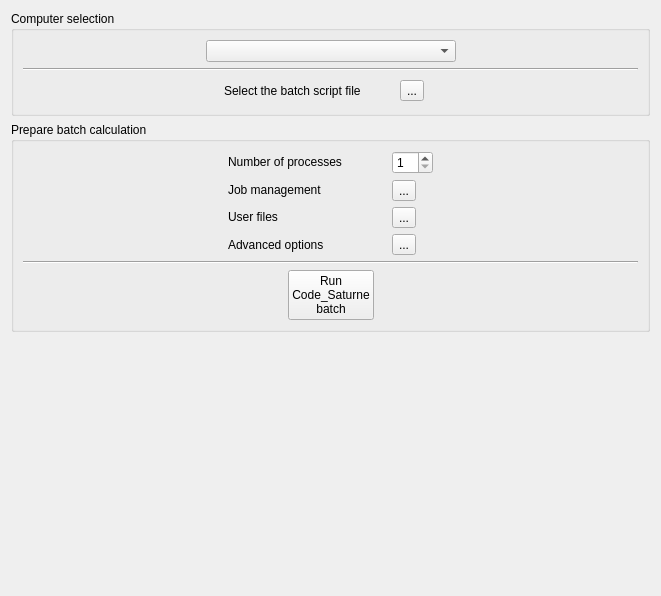
Old version of the form gui/Pages/BatchRunningForm.ui in the repository code-saturne/code_saturne.
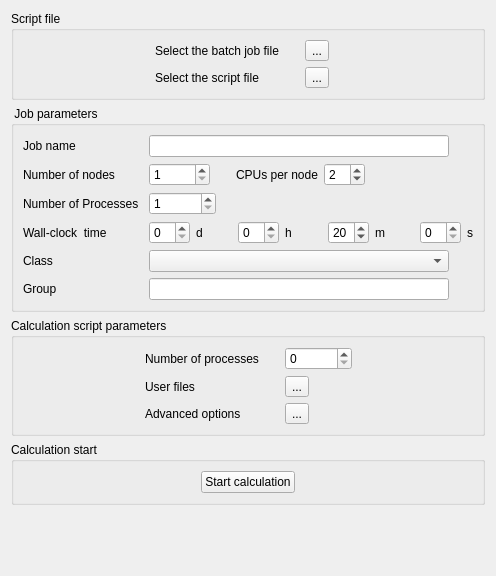
New version of the form. Icons and pictures are not drawn.

Commit message: Handle multiple batch systems through the GUI depending on the configuration file.

Patch:
```diff
--- a/gui/Pages/BatchRunningForm.ui
+++ b/gui/Pages/BatchRunningForm.ui
@@ -5,14 +5,22 @@
    <rect>
     <x>0</x>
     <y>0</y>
-    <width>661</width>
-    <height>596</height>
+    <width>496</width>
+    <height>576</height>
    </rect>
   </property>
   <property name="windowTitle" >
    <string>Form</string>
   </property>
-  <layout class="QVBoxLayout" >
+  <property name="toolTip" >
+   <string>&lt;!DOCTYPE HTML PUBLIC "-//W3C//DTD HTML 4.0//EN" "http://www.w3.org/TR/REC-html40/strict.dtd">
+&lt;html>&lt;head>&lt;meta name="qrichtext" content="1" />&lt;style type="text/css">
+p, li { white-space: pre-wrap; }
+&lt;/style>&lt;/head>&lt;body style=" font-family:'Sans Serif'; font-size:9pt; font-weight:400; font-style:normal;">
+&lt;p style=" margin-top:0px; margin-bottom:0px; margin-left:0px; margin-right:0px; -qt-block-indent:0; text-indent:0px;">To obtain a list of defined groups, run &lt;span style=" font-weight:600; color:#0000ff;">xloadl&lt;/span>, then select&lt;/p>
+&lt;p style=" margin-top:0px; margin-bottom:0px; margin-left:0px; margin-right:0px; -qt-block-indent:0; text-indent:0px;">&lt;span style=" font-style:italic;">File -&amp;gt; Build a Job&lt;/span>, and check the group names in the &lt;span style=" font-style:italic;">Group&lt;/span> field.&lt;/p>&lt;/body>&lt;/html></string>
+  </property>
+  <layout class="QVBoxLayout" name="verticalLayout" >
    <item>
     <widget class="QGroupBox" name="groupBoxArchi" >
      <property name="minimumSize" >
@@ -22,7 +30,7 @@
       </size>
      </property>
      <property name="title" >
-      <string>Computer selection</string>
+      <string>Script file</string>
      </property>
      <layout class="QVBoxLayout" >
       <item>
@@ -34,72 +42,62 @@
           </property>
           <property name="sizeHint" stdset="0" >
            <size>
-            <width>16</width>
-            <height>21</height>
+            <width>20</width>
+            <height>27</height>
            </size>
           </property>
          </spacer>
         </item>
         <item>
-         <widget class="QComboBox" name="comboBoxArchi" >
-          <property name="minimumSize" >
-           <size>
-            <width>250</width>
-            <height>0</height>
-           </size>
-          </property>
-         </widget>
-        </item>
-        <item>
-         <spacer>
-          <property name="orientation" >
-           <enum>Qt::Horizontal</enum>
-          </property>
-          <property name="sizeHint" stdset="0" >
+         <layout class="QGridLayout" name="gridLayout" >
+          <item row="0" column="0" >
+           <widget class="QLabel" name="labelBatch" >
+            <property name="toolTip" >
+             <string>The batch command file name is searched for in </string>
+            </property>
+            <property name="text" >
+             <string>Select the batch job file</string>
+            </property>
+           </widget>
+          </item>
+          <item row="0" column="2" >
+           <widget class="QToolButton" name="toolButtonSearchBatch" >
+            <property name="toolTip" >
+             <string>Search for the script</string>
+            </property>
+            <property name="text" >
+             <string>...</string>
+            </property>
+            <property name="icon" >
+             <iconset resource="resources_pages.qrc" >
+              <normaloff>:/new/prefix1/icons/22x22/document-open.png</normaloff>:/new/prefix1/icons/22x22/document-open.png</iconset>
+            </property>
+            <property name="iconSize" >
            <size>
-            <width>20</width>
-            <height>20</height>
-           </size>
-          </property>
-         </spacer>
-        </item>
-       </layout>
-      </item>
-      <item>
-       <widget class="Line" name="lineArchi1" >
-        <property name="orientation" >
-         <enum>Qt::Horizontal</enum>
+              <width>22</width>
+              <height>22</height>
+             </size>
+            </property>
+           </widget>
+          </item>
+          <item row="0" column="3" >
+           <widget class="QLabel" name="labelBatchName" >
+            <property name="text" >
+             <string/>
         </property>
        </widget>
       </item>
-      <item>
-       <layout class="QHBoxLayout" >
-        <item>
-         <spacer>
-          <property name="orientation" >
-           <enum>Qt::Horizontal</enum>
-          </property>
-          <property name="sizeHint" stdset="0" >
-           <size>
-            <width>20</width>
-            <height>27</height>
-           </size>
-          </property>
-         </spacer>
-        </item>
-        <item>
-         <layout class="QHBoxLayout" >
-          <item>
-           <widget class="QLabel" name="labelLauncher" >
+          <item row="1" column="0" >
+           <widget class="QLabel" name="labelScript" >
             <property name="toolTip" >
              <string>The batch script file name is searched in </string>
             </property>
             <property name="text" >
-             <string>Select the batch script file</string>
+             <string>Select the script file</string>
             </property>
            </widget>
           </item>
-          <item>
+          <item row="1" column="1" >
            <spacer>
             <property name="orientation" >
              <enum>Qt::Horizontal</enum>
@@ -112,8 +110,8 @@
             </property>
            </spacer>
           </item>
-          <item>
-           <widget class="QToolButton" name="toolButtonSearch" >
+          <item row="1" column="2" >
+           <widget class="QToolButton" name="toolButtonSearchScript" >
             <property name="toolTip" >
              <string>Search the batch script</string>
             </property>
@@ -132,15 +130,15 @@
             </property>
            </widget>
           </item>
-         </layout>
-        </item>
-        <item>
-         <widget class="QLabel" name="labelFilename" >
+          <item row="1" column="3" >
+           <widget class="QLabel" name="labelScriptName" >
           <property name="text" >
            <string/>
           </property>
          </widget>
         </item>
+         </layout>
+        </item>
         <item>
          <spacer>
           <property name="orientation" >
@@ -160,115 +158,433 @@
     </widget>
    </item>
    <item>
-    <widget class="QGroupBox" name="groupBoxBatch" >
-     <property name="statusTip" >
-      <string/>
-     </property>
+    <widget class="QGroupBox" name="groupBoxJob" >
      <property name="title" >
-      <string>Prepare batch calculation</string>
+      <string> Job parameters</string>
      </property>
-     <layout class="QVBoxLayout" >
+     <layout class="QHBoxLayout" name="_2" >
       <item>
-       <layout class="QHBoxLayout" >
-        <item>
-         <spacer>
+       <spacer name="horizontalSpacer_2" >
           <property name="orientation" >
            <enum>Qt::Horizontal</enum>
           </property>
           <property name="sizeHint" stdset="0" >
            <size>
-            <width>20</width>
+          <width>30</width>
             <height>20</height>
            </size>
           </property>
          </spacer>
         </item>
         <item>
-         <layout class="QHBoxLayout" >
+       <layout class="QGridLayout" name="jobManagementLayout" >
+        <item row="0" column="0" >
+         <widget class="QLabel" name="labelJobName" >
+          <property name="text" >
+           <string>Job name</string>
+          </property>
+         </widget>
+        </item>
+        <item row="0" column="1" >
+         <spacer name="horizontalSpacer_8" >
+          <property name="orientation" >
+           <enum>Qt::Horizontal</enum>
+          </property>
+          <property name="sizeHint" stdset="0" >
+           <size>
+            <width>20</width>
+            <height>0</height>
+           </size>
+          </property>
+         </spacer>
+        </item>
+        <item row="0" column="2" >
+         <layout class="QHBoxLayout" name="horizontalLayout" >
           <item>
-           <layout class="QVBoxLayout" >
+           <widget class="QLineEdit" name="lineEditJobName" >
+            <property name="minimumSize" >
+             <size>
+              <width>300</width>
+              <height>0</height>
+             </size>
+            </property>
+           </widget>
+          </item>
             <item>
+           <spacer name="horizontalSpacer_6" >
+            <property name="orientation" >
+             <enum>Qt::Horizontal</enum>
+            </property>
+            <property name="sizeHint" stdset="0" >
+             <size>
+              <width>40</width>
+              <height>0</height>
+             </size>
+            </property>
+           </spacer>
+          </item>
+         </layout>
+        </item>
+        <item row="1" column="0" >
+         <widget class="QLabel" name="labelNodes" >
+          <property name="text" >
+           <string>Number of nodes</string>
+          </property>
+         </widget>
+        </item>
+        <item row="1" column="2" >
+         <layout class="QHBoxLayout" name="horizontalLayoutNodes" >
+          <item>
+           <widget class="QSpinBox" name="spinBoxNodes" >
+            <property name="minimum" >
+             <number>1</number>
+            </property>
+            <property name="maximum" >
+             <number>65536</number>
+            </property>
+           </widget>
+          </item>
+          <item>
+           <spacer>
+            <property name="orientation" >
+             <enum>Qt::Horizontal</enum>
+            </property>
+            <property name="sizeType" >
+             <enum>QSizePolicy::Preferred</enum>
+            </property>
+            <property name="sizeHint" stdset="0" >
+             <size>
+              <width>20</width>
+              <height>0</height>
+             </size>
+            </property>
+           </spacer>
+          </item>
+          <item>
+           <widget class="QLabel" name="labelPpn" >
+            <property name="text" >
+             <string>CPUs per node</string>
+            </property>
+           </widget>
+          </item>
+          <item>
+           <widget class="QSpinBox" name="spinBoxPpn" >
+            <property name="minimum" >
+             <number>1</number>
+            </property>
+            <property name="maximum" >
+             <number>32</number>
+            </property>
+            <property name="value" >
+             <number>2</number>
+            </property>
+           </widget>
+          </item>
+          <item>
+           <spacer name="horizontalSpacer_5" >
+            <property name="orientation" >
+             <enum>Qt::Horizontal</enum>
+            </property>
+            <property name="sizeHint" stdset="0" >
+             <size>
+              <width>40</width>
+              <height>0</height>
+             </size>
+            </property>
+           </spacer>
+          </item>
+         </layout>
+        </item>
+        <item row="2" column="0" >
              <widget class="QLabel" name="labelProcs" >
               <property name="text" >
+           <string>Number of Processes</string>
+          </property>
+         </widget>
+        </item>
+        <item row="2" column="2" >
+         <layout class="QHBoxLayout" name="horizontalLayoutProcs" >
+          <item>
+           <widget class="QSpinBox" name="spinBoxProcs" >
+            <property name="minimum" >
+             <number>1</number>
+            </property>
+            <property name="maximum" >
+             <number>131172</number>
+            </property>
+           </widget>
+          </item>
+          <item>
+           <spacer name="spacerProcs" >
+            <property name="orientation" >
+             <enum>Qt::Horizontal</enum>
+            </property>
+            <property name="sizeHint" stdset="0" >
+             <size>
+              <width>20</width>
+              <height>0</height>
+             </size>
+            </property>
+           </spacer>
+          </item>
+         </layout>
+        </item>
+        <item row="3" column="0" >
+         <widget class="QLabel" name="labelWTime" >
+          <property name="text" >
+           <string>Wall-clock  time</string>
+          </property>
+         </widget>
+        </item>
+        <item row="3" column="2" >
+         <layout class="QHBoxLayout" name="horizontalLayoutWallclock" >
+          <item>
+           <widget class="QSpinBox" name="spinBoxDays" >
+            <property name="maximum" >
+             <number>60</number>
+            </property>
+           </widget>
+          </item>
+          <item>
+           <widget class="QLabel" name="labelDays" >
+            <property name="text" >
+             <string>d</string>
+            </property>
+           </widget>
+          </item>
+          <item>
+           <spacer name="horizontalSpacer_4" >
+            <property name="orientation" >
+             <enum>Qt::Horizontal</enum>
+            </property>
+            <property name="sizeHint" stdset="0" >
+             <size>
+              <width>20</width>
+              <height>0</height>
+             </size>
+            </property>
+           </spacer>
+          </item>
+          <item>
+           <widget class="QSpinBox" name="spinBoxHours" >
+            <property name="maximum" >
+             <number>23</number>
+            </property>
+           </widget>
+          </item>
+          <item>
+           <widget class="QLabel" name="labelHours" >
+            <property name="text" >
+             <string>h</string>
+            </property>
+           </widget>
+          </item>
+          <item>
+           <spacer>
+            <property name="orientation" >
+             <enum>Qt::Horizontal</enum>
+            </property>
+            <property name="sizeHint" stdset="0" >
+             <size>
+              <width>20</width>
+              <height>0</height>
+             </size>
+            </property>
+           </spacer>
+          </item>
+          <item>
+           <widget class="QSpinBox" name="spinBoxMinutes" >
+            <property name="maximum" >
+             <number>59</number>
+            </property>
+            <property name="value" >
+             <number>20</number>
+            </property>
+           </widget>
+          </item>
+          <item>
+           <widget class="QLabel" name="labelMinutes" >
+            <property name="text" >
+             <string>m</string>
+            </property>
+           </widget>
+          </item>
+          <item>
+           <spacer>
+            <property name="orientation" >
+             <enum>Qt::Horizontal</enum>
+            </property>
+            <property name="sizeHint" stdset="0" >
+             <size>
+              <width>20</width>
+              <height>0</height>
+             </size>
+            </property>
+           </spacer>
+          </item>
+          <item>
+           <widget class="QSpinBox" name="spinBoxSeconds" >
+            <property name="maximum" >
+             <number>59</number>
+            </property>
+           </widget>
+          </item>
+          <item>
+           <widget class="QLabel" name="labelSeconds" >
+            <property name="text" >
+             <string>s</string>
+            </property>
+           </widget>
+          </item>
+         </layout>
+        </item>
+        <item row="4" column="0" >
+         <widget class="QLabel" name="labelClass" >
+          <property name="text" >
+           <string>Class</string>
+          </property>
+         </widget>
+        </item>
+        <item row="4" column="2" >
+         <layout class="QHBoxLayout" name="horizontalLayout_4" >
+          <item>
+           <widget class="QComboBox" name="comboBoxClass" >
+            <property name="minimumSize" >
+             <size>
+              <width>300</width>
+              <height>0</height>
+             </size>
+            </property>
+            <property name="sizeAdjustPolicy" >
+             <enum>QComboBox::AdjustToContents</enum>
+            </property>
+            <property name="minimumContentsLength" >
+             <number>0</number>
+            </property>
+           </widget>
+          </item>
+          <item>
+           <spacer name="horizontalSpacer_7" >
+            <property name="orientation" >
+             <enum>Qt::Horizontal</enum>
+            </property>
+            <property name="sizeHint" stdset="0" >
+             <size>
+              <width>40</width>
+              <height>0</height>
+             </size>
+            </property>
+           </spacer>
+          </item>
+         </layout>
+        </item>
+        <item row="5" column="0" >
+         <widget class="QLabel" name="labelGroup" >
+          <property name="text" >
+           <string>Group</string>
+          </property>
+         </widget>
+        </item>
+        <item row="5" column="2" >
+         <layout class="QHBoxLayout" name="horizontalLayout_2" >
+          <item>
+           <widget class="QLineEdit" name="lineEditJobGroup" >
+            <property name="minimumSize" >
+             <size>
+              <width>300</width>
+              <height>0</height>
+             </size>
+            </property>
+           </widget>
+          </item>
+          <item>
+           <spacer name="horizontalSpacer_9" >
+            <property name="orientation" >
+             <enum>Qt::Horizontal</enum>
+            </property>
+            <property name="sizeHint" stdset="0" >
+             <size>
+              <width>40</width>
+              <height>0</height>
+             </size>
+            </property>
+           </spacer>
+          </item>
+         </layout>
+        </item>
+       </layout>
+      </item>
+      <item>
+       <spacer name="horizontalSpacer_3" >
+        <property name="orientation" >
+         <enum>Qt::Horizontal</enum>
+        </property>
+        <property name="sizeHint" stdset="0" >
+         <size>
+          <width>30</width>
+          <height>20</height>
+         </size>
+        </property>
+       </spacer>
+      </item>
+     </layout>
+     <zorder>horizontalSpacer_2</zorder>
+    </widget>
+   </item>
+   <item>
+    <widget class="QGroupBox" name="groupBoxScript" >
+     <property name="statusTip" >
+      <string/>
+     </property>
+     <property name="title" >
+      <string>Calculation script parameters</string>
+     </property>
+     <layout class="QVBoxLayout" >
+      <item>
+       <layout class="QHBoxLayout" >
+        <item>
+         <spacer>
+          <property name="orientation" >
+           <enum>Qt::Horizontal</enum>
+          </property>
+          <property name="sizeHint" stdset="0" >
+           <size>
+            <width>16</width>
+            <height>20</height>
+           </size>
+          </property>
+         </spacer>
+        </item>
+        <item>
+         <layout class="QGridLayout" name="gridLayout_3" >
+          <item row="0" column="0" >
+           <widget class="QLabel" name="labelNProcs" >
+            <property name="text" >
                <string>Number of processes</string>
               </property>
              </widget>
             </item>
-            <item>
-             <widget class="QLabel" name="labelJob" >
-              <property name="text" >
-               <string>Job management</string>
-              </property>
-             </widget>
-            </item>
-            <item>
+          <item row="0" column="1" >
+           <spacer>
+            <property name="orientation" >
+             <enum>Qt::Horizontal</enum>
+            </property>
+            <property name="sizeHint" stdset="0" >
+             <size>
+              <width>20</width>
+              <height>0</height>
+             </size>
+            </property>
+           </spacer>
+          </item>
+          <item row="1" column="0" >
              <widget class="QLabel" name="labelFiles" >
               <property name="text" >
                <string>User files</string>
               </property>
              </widget>
             </item>
-            <item>
-             <widget class="QLabel" name="labelAdvanced" >
-              <property name="text" >
-               <string>Advanced options</string>
-              </property>
-             </widget>
-            </item>
-           </layout>
-          </item>
-          <item>
-           <spacer>
-            <property name="orientation" >
-             <enum>Qt::Horizontal</enum>
-            </property>
-            <property name="sizeHint" stdset="0" >
-             <size>
-              <width>20</width>
-              <height>20</height>
-             </size>
-            </property>
-           </spacer>
-          </item>
-          <item>
-           <layout class="QVBoxLayout" >
-            <item>
-             <widget class="QSpinBox" name="spinBoxProcs" >
-              <property name="maximumSize" >
-               <size>
-                <width>50</width>
-                <height>16777215</height>
-               </size>
-              </property>
-              <property name="minimum" >
-               <number>1</number>
-              </property>
-              <property name="maximum" >
-               <number>32</number>
-              </property>
-             </widget>
-            </item>
-            <item>
-             <widget class="QToolButton" name="toolButtonJob" >
-              <property name="toolTip" >
-               <string>PBS card informations</string>
-              </property>
-              <property name="text" >
-               <string>...</string>
-              </property>
-              <property name="icon" >
-               <iconset resource="resources_pages.qrc" >
-                <normaloff>:/new/prefix1/icons/22x22/network-server.png</normaloff>:/new/prefix1/icons/22x22/network-server.png</iconset>
-              </property>
-              <property name="iconSize" >
-               <size>
-                <width>22</width>
-                <height>21</height>
-               </size>
-              </property>
-             </widget>
-            </item>
-            <item>
+          <item row="1" column="2" >
              <widget class="QToolButton" name="toolButtonFiles" >
               <property name="toolTip" >
                <string>Data files selection and
@@ -289,7 +605,14 @@
               </property>
              </widget>
             </item>
-            <item>
+          <item row="2" column="0" >
+           <widget class="QLabel" name="labelAdvanced" >
+            <property name="text" >
+             <string>Advanced options</string>
+            </property>
+           </widget>
+          </item>
+          <item row="2" column="2" >
              <widget class="QToolButton" name="toolButtonAdvanced" >
               <property name="text" >
                <string>...</string>
@@ -306,18 +629,23 @@
               </property>
              </widget>
             </item>
-           </layout>
+          <item row="0" column="2" >
+           <widget class="QSpinBox" name="spinBoxNProcs" >
+            <property name="maximum" >
+             <number>131072</number>
+            </property>
+           </widget>
           </item>
          </layout>
         </item>
         <item>
-         <spacer>
+         <spacer name="horizontalSpacer" >
           <property name="orientation" >
            <enum>Qt::Horizontal</enum>
           </property>
           <property name="sizeHint" stdset="0" >
            <size>
-            <width>20</width>
+            <width>16</width>
             <height>20</height>
            </size>
           </property>
@@ -325,15 +653,21 @@
         </item>
        </layout>
       </item>
-      <item>
-       <widget class="Line" name="lineBatch2" >
-        <property name="orientation" >
-         <enum>Qt::Horizontal</enum>
-        </property>
+     </layout>
        </widget>
       </item>
       <item>
-       <layout class="QHBoxLayout" >
+    <widget class="QGroupBox" name="groupBox" >
+     <property name="sizeHint" stdset="0" >
+      <size>
+       <width>179</width>
+       <height>64</height>
+      </size>
+     </property>
+     <property name="title" >
+      <string>Calculation start</string>
+     </property>
+     <layout class="QHBoxLayout" name="horizontalLayout_5" >
         <item>
          <spacer>
           <property name="orientation" >
@@ -348,11 +682,12 @@
          </spacer>
         </item>
         <item>
-         <widget class="QPushButton" name="pushButtonRun" >
+       <widget class="QPushButton" name="pushButtonRunSubmit" >
+        <property name="layoutDirection" >
+         <enum>Qt::LeftToRight</enum>
+        </property>
           <property name="text" >
-           <string>Run
-Code_Saturne
-batch</string>
+         <string>Start calculation</string>
           </property>
          </widget>
         </item>
@@ -368,8 +703,6 @@
            </size>
           </property>
          </spacer>
-        </item>
-       </layout>
       </item>
      </layout>
     </widget>
```
Left out of the diff: 4 changed lines with no effect on the pictures. Lines whose indentation alone changed are shown as unchanged. The commit also changes 11 other files.
